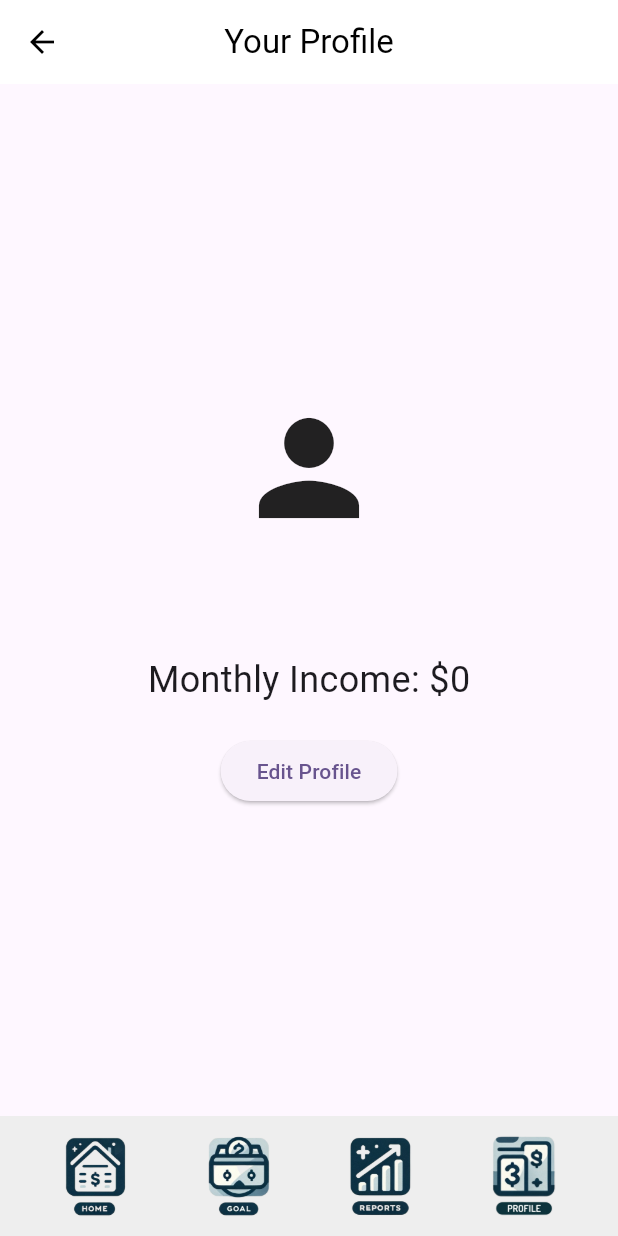
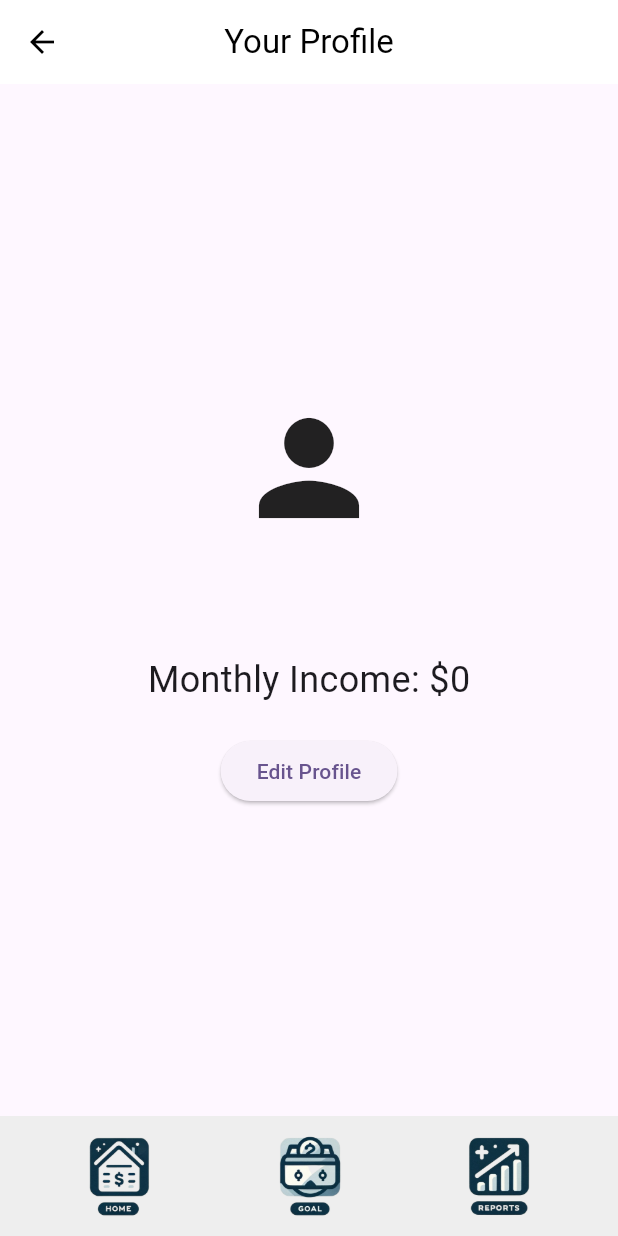
Before and after one commit to SlowpokeBloke/Flutter_ExpenseTracker, a Flutter app: the Profile screen opened directly, on a phone screen of 412 x 824 dp. Run offline on Flutter 3.47's test engine with Material 3 defaults, Android fonts, the phone set to English and light mode, and no system bars; our stand-ins replace community_charts_flutter, flutter_form_builder, form_builder_validators, pie_chart, shared_preferences, sqflite; accounts and stored records are empty.

Commit message:
Update profile.dart

```diff
--- a/expense_tracker/lib/screens/profile.dart
+++ b/expense_tracker/lib/screens/profile.dart
@@ -153,13 +153,13 @@ class _ProfileState extends State<Profile> {
                   child: Image.asset('assets/reportIcon.png'),
                 ),
               ),
-              GestureDetector(
-                child: Container(
-                  width: 60,
-                  height: 60,
-                  child: Image.asset('assets/profileIcon.png'),
-                ),
-              ),
+              // GestureDetector(
+              //   child: Container(
+              //     width: 60,
+              //     height: 60,
+              //     child: Image.asset('assets/profileIcon.png'),
+              //   ),
+              // ),
             ],
           ),
         ),
```
